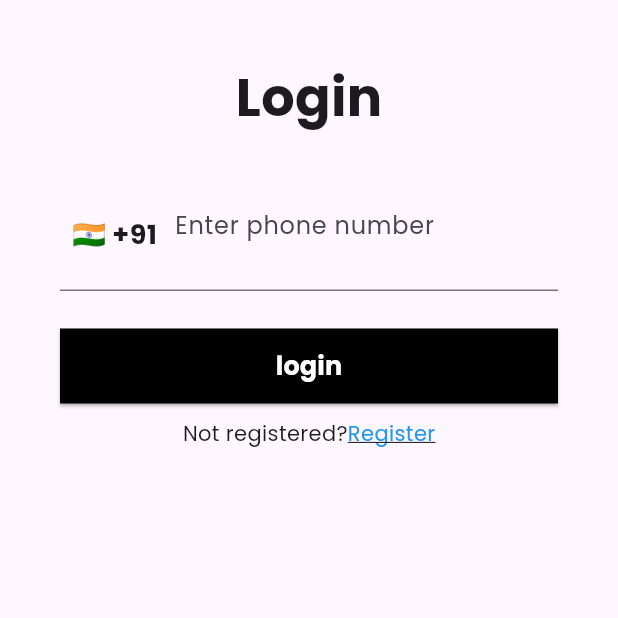
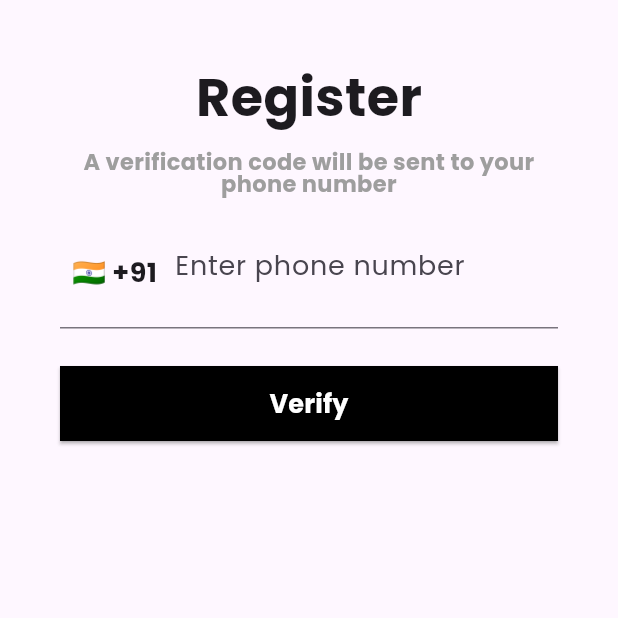
Before and after one commit to Janhavi25verma/login_profile_app, a Flutter app: the screen it shows after launch, after a tap on "Register", on a phone screen of 412 x 824 dp, the top half of it. Run offline on Flutter 3.47's test engine with Material 3 defaults, Android fonts, the light colour scheme and no system bars; our stand-ins replace country_picker, google_fonts, routemaster.

Commit message:
Register page and navigation

```diff
--- a/lib/core/common/phone_textfield.dart
+++ b/lib/core/common/phone_textfield.dart
@@ -1,8 +1,14 @@
 import 'package:country_picker/country_picker.dart';
 import 'package:flutter/material.dart';
 
-class PhoneTextField extends StatelessWidget {
-  PhoneTextField({super.key});
+class PhoneTextField extends StatefulWidget {
+  const PhoneTextField({super.key});
+
+  @override
+  State<PhoneTextField> createState() => _State();
+}
+
+class _State extends State<PhoneTextField> {
 
   TextEditingController phoneController = TextEditingController();
   Country selectedCountry = Country(
@@ -24,23 +30,76 @@ class PhoneTextField extends StatelessWidget {
       keyboardType: TextInputType.number,
       decoration: InputDecoration(
           hintText: "Enter phone number",
+          hintStyle: const TextStyle(fontSize: 18),
           prefixIcon: Container(
             padding: const EdgeInsets.all(8.0),
             child: IconButton(
+
               padding: const EdgeInsets.only(bottom: 10.5),
               onPressed: () {
-               showCountryPicker(context: context, onSelect: (value){
-                 setState(){
-                   selectedCountry=value;
-                 }
-               });
+                showCountryPicker(context: context,countryListTheme: const CountryListThemeData(bottomSheetHeight: 500) ,onSelect: (value) {
+                  setState(() {
+                    selectedCountry = value;
+                  });
+                },);
               },
               icon: Text(
                 "${selectedCountry.flagEmoji} +${selectedCountry.phoneCode}"
-                ,style: const TextStyle(fontSize: 18,fontWeight: FontWeight.bold),
+                , style: const TextStyle(
+                  fontSize: 18, fontWeight: FontWeight.bold),
               ),
             ),
           )),
     );
   }
 }
+
+
+// class PhoneTextField extends StatefulWidget {
+//   PhoneTextField({super.key});
+//
+//   TextEditingController phoneController = TextEditingController();
+//   Country selectedCountry = Country(
+//       phoneCode: "91",
+//       countryCode: "IN",
+//       e164Sc: 0,
+//       geographic: true,
+//       level: 1,
+//       name: "India",
+//       example: "India",
+//       displayName: "India",
+//       displayNameNoCountryCode: "IN",
+//       e164Key: "");
+//
+//   @override
+//   Widget build(BuildContext context) {
+//     return TextFormField(
+//       controller: phoneController,
+//       keyboardType: TextInputType.number,
+//       decoration: InputDecoration(
+//           hintText: "Enter phone number",
+//           prefixIcon: Container(
+//             padding: const EdgeInsets.all(8.0),
+//             child: IconButton(
+//               padding: const EdgeInsets.only(bottom: 10.5),
+//               onPressed: () {
+//                showCountryPicker(context: context, onSelect: (value){
+//                  setState((){
+//                  selectedCountry=value;
+//                  });
+//                },);
+//               },
+//               icon: Text(
+//                 "${selectedCountry.flagEmoji} +${selectedCountry.phoneCode}"
+//                 ,style: const TextStyle(fontSize: 18,fontWeight: FontWeight.bold),
+//               ),
+//             ),
+//           )),
+//     );
+//   }
+//
+//   @override
+//   State<StatefulWidget> createState() {
+//
+//   }
+// }
--- /dev/null
+++ b/lib/core/router.dart
@@ -0,0 +1,10 @@
+import 'package:flutter/material.dart';
+import 'package:login_profile_app/features/auth/screens/login_screen.dart';
+import 'package:login_profile_app/features/auth/screens/register_screen.dart';
+import 'package:routemaster/routemaster.dart';
+final routes= RouteMap(
+    routes: {
+      '/' : (_) => const MaterialPage(child: LoginScreen()),
+      '/not_registered': (_) => const MaterialPage(child: RegisterScreen()),
+    }
+);
--- a/lib/features/auth/screens/login_screen.dart
+++ b/lib/features/auth/screens/login_screen.dart
@@ -1,5 +1,6 @@
 import 'package:flutter/material.dart';
 import 'package:login_profile_app/core/common/phone_textfield.dart';
+import 'package:routemaster/routemaster.dart';
 import '../../../core/common/button.dart';
 
 class LoginScreen extends StatefulWidget {
@@ -11,7 +12,9 @@ class LoginScreen extends StatefulWidget {
 
 class _LoginScreenState extends State<LoginScreen> {
 
-
+  void navigateTONotRegistered(BuildContext context) {
+    Routemaster.of(context).push('/not_registered');
+  }
   @override
   Widget build(BuildContext context) {
     return Scaffold(
@@ -28,7 +31,7 @@ class _LoginScreenState extends State<LoginScreen> {
                 const SizedBox(
                   height: 40,
                 ),
-                PhoneTextField(),
+                const PhoneTextField(),
                 const SizedBox(
                   height: 25,
                 ),
@@ -41,7 +44,7 @@ class _LoginScreenState extends State<LoginScreen> {
                   children: [
                     const Text("Not registered?"),
                     GestureDetector(
-                      onTap: () {},
+                      onTap: () => navigateTONotRegistered(context),
                       child: const Text(
                         "Register",
                         style: TextStyle(decoration: TextDecoration.underline,color: Colors.blue),
--- /dev/null
+++ b/lib/features/auth/screens/register_screen.dart
@@ -0,0 +1,48 @@
+import 'package:flutter/material.dart';
+
+import '../../../core/common/button.dart';
+import '../../../core/common/phone_textfield.dart';
+
+class RegisterScreen extends StatefulWidget {
+  const RegisterScreen({super.key});
+
+  @override
+  State<RegisterScreen> createState() => _RegisterScreenState();
+}
+
+class _RegisterScreenState extends State<RegisterScreen> {
+  @override
+  Widget build(BuildContext context) {
+    return Scaffold(
+      body: SafeArea(
+        child: Padding(
+          padding: const EdgeInsets.all(40),
+          child: Column(
+            children: [
+              const Text(
+                "Register",
+                style: TextStyle(fontSize: 35, fontWeight: FontWeight.bold),
+              ),
+              const SizedBox(
+                height: 10,
+              ),
+              const Text(
+                "A verification code will be sent to your phone number",
+                style: TextStyle(fontSize: 15, fontWeight: FontWeight.bold,color: Colors.grey,height:1),
+                textAlign: TextAlign.center,
+              ),
+              const SizedBox(
+                height: 25,
+              ),
+              const PhoneTextField(),
+              const SizedBox(
+                height: 25,
+              ),
+              Button( text: "Verify", onPressed: (){},),
+            ],
+          ),
+        ),
+      ),
+    );
+  }
+}
--- a/lib/main.dart
+++ b/lib/main.dart
@@ -1,4 +1,6 @@
 import 'package:flutter/material.dart';
+import 'package:routemaster/routemaster.dart';
+import 'core/router.dart';
 import 'features/auth/screens/login_screen.dart';
 import 'core/common/theme.dart';
 
@@ -10,10 +12,11 @@ void main() {
 
     @override
     Widget build(BuildContext context) {
-      return   MaterialApp(
+      return   MaterialApp.router(
         debugShowCheckedModeBanner: false,
+        routerDelegate: RoutemasterDelegate(routesBuilder: (_) => routes),
+        routeInformationParser: const RoutemasterParser(),
           theme: textTheme(Brightness.light),
-        home:  const LoginScreen(),
       );
     }
   }
--- a/pubspec.yaml
+++ b/pubspec.yaml
@@ -37,6 +37,7 @@ dependencies:
   cupertino_icons: ^1.0.2
   google_fonts: ^6.1.0
   country_picker: ^2.0.25
+  routemaster: ^1.0.1
 
 dev_dependencies:
   flutter_test:
@@ -47,7 +48,7 @@ dev_dependencies:
   # activated in the `analysis_options.yaml` file located at the root of your
   # package. See that file for information about deactivating specific lint
   # rules and activating additional ones.
-  flutter_lints: ^2.0.0
+  flutter_lints: ^3.0.1
 
 # For information on the generic Dart part of this file, see the
 # following page: https://dart.dev/tools/pub/pubspec
```
Also changed, not shown: pubspec.lock.
